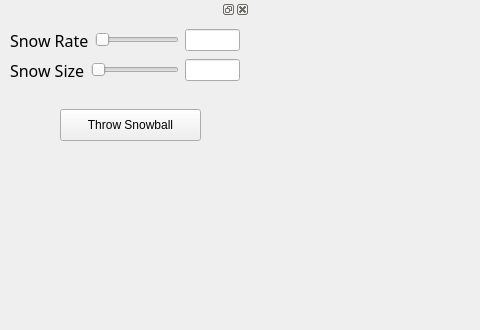
First picture: the form in ui/mainwindow.ui, repository trev1400/cabin-fever, before the edit; both pictures show x 0 to 480 and y 0 to 330 of the 1400 by 800 pixel window.
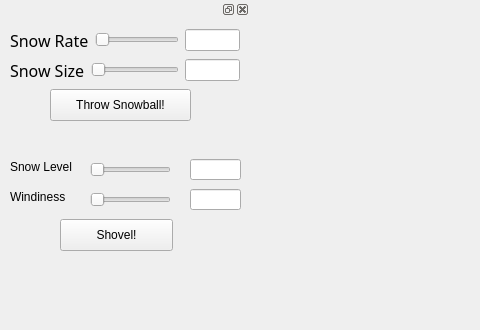
Second picture: the form after the edit.

Commit message: added new terrain buttons to ui

```diff
--- a/ui/mainwindow.ui
+++ b/ui/mainwindow.ui
@@ -184,16 +184,111 @@
     <widget class="QPushButton" name="pushButton">
      <property name="geometry">
       <rect>
-       <x>60</x>
-       <y>90</y>
+       <x>50</x>
+       <y>70</y>
        <width>141</width>
        <height>32</height>
       </rect>
      </property>
      <property name="text">
-      <string>Throw Snowball</string>
+      <string>Throw Snowball!</string>
      </property>
     </widget>
+    <widget class="QPushButton" name="shovelButton">
+     <property name="geometry">
+      <rect>
+       <x>60</x>
+       <y>200</y>
+       <width>113</width>
+       <height>32</height>
+      </rect>
+     </property>
+     <property name="text">
+      <string>Shovel!</string>
+     </property>
+    </widget>
+    <widget class="QWidget" name="fallenSnow" native="true">
+     <property name="geometry">
+      <rect>
+       <x>10</x>
+       <y>140</y>
+       <width>231</width>
+       <height>61</height>
+      </rect>
+     </property>
+     <widget class="QLabel" name="snowLevelLabel">
+      <property name="geometry">
+       <rect>
+        <x>0</x>
+        <y>0</y>
+        <width>71</width>
+        <height>16</height>
+       </rect>
+      </property>
+      <property name="text">
+       <string>Snow Level</string>
+      </property>
+     </widget>
+     <widget class="QSlider" name="snowLevelSlider">
+      <property name="geometry">
+       <rect>
+        <x>80</x>
+        <y>0</y>
+        <width>81</width>
+        <height>22</height>
+       </rect>
+      </property>
+      <property name="orientation">
+       <enum>Qt::Horizontal</enum>
+      </property>
+     </widget>
+     <widget class="QLineEdit" name="snowLevelTextbox">
+      <property name="geometry">
+       <rect>
+        <x>180</x>
+        <y>0</y>
+        <width>51</width>
+        <height>21</height>
+       </rect>
+      </property>
+     </widget>
+     <widget class="QLabel" name="windinessLabel">
+      <property name="geometry">
+       <rect>
+        <x>0</x>
+        <y>30</y>
+        <width>71</width>
+        <height>16</height>
+       </rect>
+      </property>
+      <property name="text">
+       <string>Windiness</string>
+      </property>
+     </widget>
+     <widget class="QSlider" name="WindinessSlider">
+      <property name="geometry">
+       <rect>
+        <x>80</x>
+        <y>30</y>
+        <width>81</width>
+        <height>22</height>
+       </rect>
+      </property>
+      <property name="orientation">
+       <enum>Qt::Horizontal</enum>
+      </property>
+     </widget>
+     <widget class="QLineEdit" name="windinessTextbox">
+      <property name="geometry">
+       <rect>
+        <x>180</x>
+        <y>30</y>
+        <width>51</width>
+        <height>21</height>
+       </rect>
+      </property>
+     </widget>
+    </widget>
    </widget>
   </widget>
  </widget>
```
Left out of the diff: 2 changed lines with no effect on the pictures. The commit also changes 11 other files.
